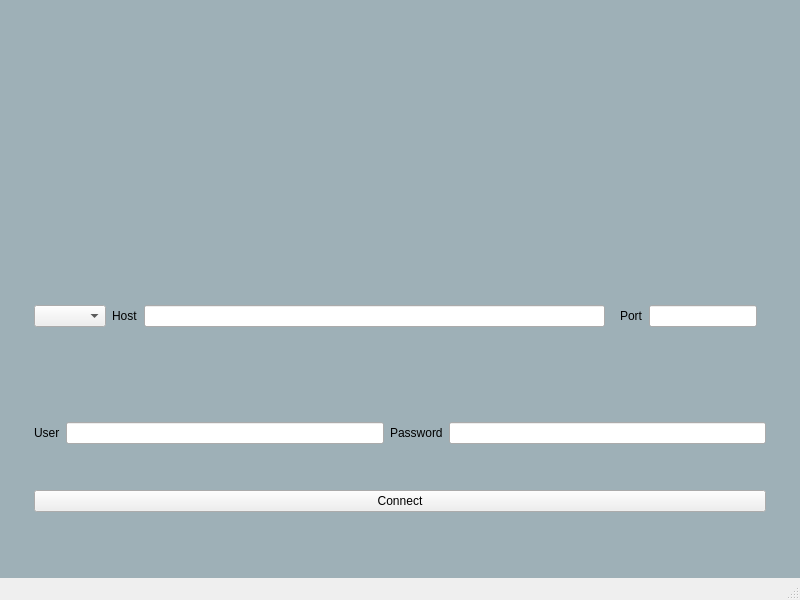
Qt form src/ui/mainwindow.ui (vsokolov00/mqtt-explorer) before a commit.
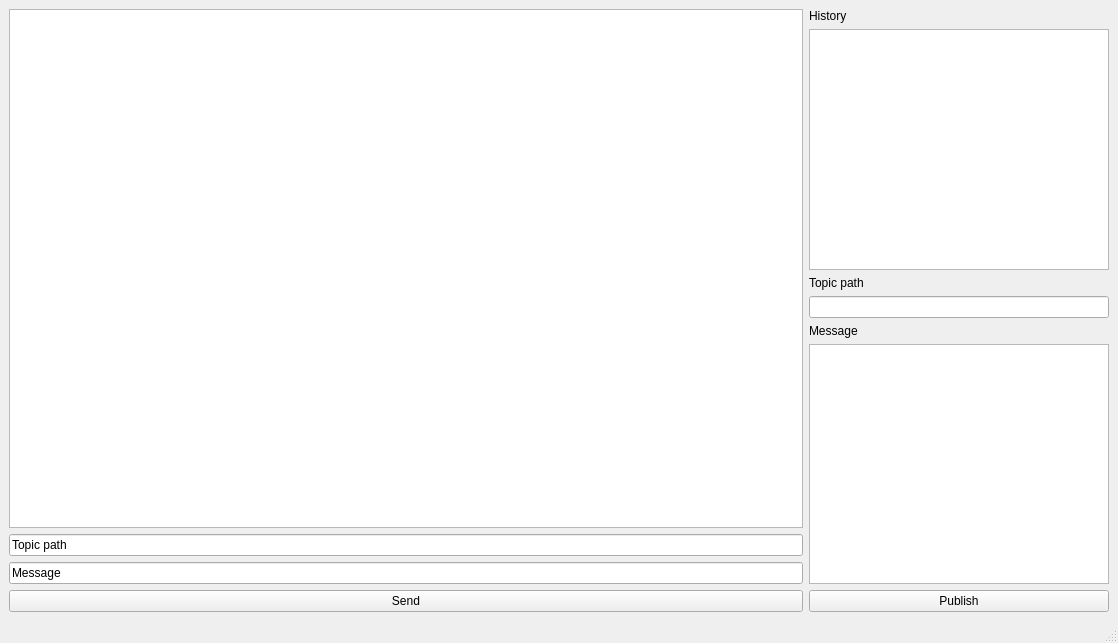
The same form after that commit. Icons and pictures are not drawn.

```diff
--- a/src/ui/mainwindow.ui
+++ b/src/ui/mainwindow.ui
@@ -6,216 +6,137 @@
    <rect>
     <x>0</x>
     <y>0</y>
-    <width>800</width>
-    <height>600</height>
+    <width>1118</width>
+    <height>643</height>
    </rect>
   </property>
   <property name="windowTitle">
    <string>MainWindow</string>
   </property>
-  <property name="styleSheet">
-   <string notr="true">#centralwidget {background: rgba(32, 80, 96, 100); }</string>
-  </property>
   <widget class="QWidget" name="centralwidget">
-   <layout class="QVBoxLayout" name="verticalLayout">
-    <item>
-     <spacer name="verticalSpacer_2">
-      <property name="orientation">
-       <enum>Qt::Vertical</enum>
-      </property>
-      <property name="sizeType">
-       <enum>QSizePolicy::Fixed</enum>
-      </property>
-      <property name="sizeHint" stdset="0">
-       <size>
-        <width>20</width>
-        <height>10</height>
-       </size>
-      </property>
-     </spacer>
-    </item>
-    <item>
-     <layout class="QHBoxLayout" name="horizontalLayout">
-      <property name="leftMargin">
-       <number>0</number>
-      </property>
-      <property name="topMargin">
-       <number>0</number>
-      </property>
-      <item>
-       <widget class="QLabel" name="logo">
-        <property name="sizePolicy">
-         <sizepolicy hsizetype="Fixed" vsizetype="Fixed">
-          <horstretch>0</horstretch>
-          <verstretch>0</verstretch>
-         </sizepolicy>
-        </property>
-        <property name="minimumSize">
-         <size>
-          <width>600</width>
-          <height>150</height>
-         </size>
-        </property>
-        <property name="styleSheet">
-         <string notr="true">border-image: url(:/images/mqtt-logo.png);
-</string>
-        </property>
-        <property name="text">
-         <string/>
-        </property>
-       </widget>
-      </item>
-     </layout>
-    </item>
-    <item>
-     <spacer name="verticalSpacer_3">
-      <property name="orientation">
-       <enum>Qt::Vertical</enum>
-      </property>
-      <property name="sizeType">
-       <enum>QSizePolicy::Fixed</enum>
-      </property>
-      <property name="sizeHint" stdset="0">
-       <size>
-        <width>20</width>
-        <height>40</height>
-       </size>
-      </property>
-     </spacer>
-    </item>
-    <item>
-     <layout class="QHBoxLayout" name="horizontalLayout_2">
-      <property name="topMargin">
-       <number>0</number>
-      </property>
-      <item>
-       <widget class="QWidget" name="loginForm" native="true">
-        <property name="sizePolicy">
-         <sizepolicy hsizetype="Fixed" vsizetype="Fixed">
-          <horstretch>0</horstretch>
-          <verstretch>0</verstretch>
-         </sizepolicy>
-        </property>
-        <property name="minimumSize">
-         <size>
-          <width>750</width>
-          <height>200</height>
-         </size>
-        </property>
         <layout class="QVBoxLayout" name="verticalLayout_2">
+    <item>
+     <layout class="QHBoxLayout" name="horizontalLayout">
          <property name="topMargin">
-          <number>1</number>
-         </property>
-         <property name="bottomMargin">
-          <number>1</number>
+       <number>0</number>
+      </property>
+      <item>
+       <layout class="QVBoxLayout" name="tree">
+        <property name="leftMargin">
+         <number>0</number>
          </property>
          <item>
-          <layout class="QHBoxLayout" name="horizontalLayout_3">
+         <widget class="QTreeView" name="messageList">
+          <property name="sizeAdjustPolicy">
+           <enum>QAbstractScrollArea::AdjustToContentsOnFirstShow</enum>
+          </property>
+          <attribute name="headerCascadingSectionResizes">
+           <bool>true</bool>
+          </attribute>
+         </widget>
+        </item>
            <item>
-            <widget class="QComboBox" name="protocol"/>
-           </item>
+         <widget class="QLineEdit" name="topic">
+          <property name="text">
+           <string>Topic path</string>
+          </property>
+         </widget>
+        </item>
+        <item>
+         <widget class="QLineEdit" name="message">
+          <property name="text">
+           <string>Message</string>
+          </property>
+         </widget>
+        </item>
+        <item>
+         <widget class="QPushButton" name="pushButton_3">
+          <property name="text">
+           <string>Send</string>
+          </property>
+         </widget>
+        </item>
+       </layout>
+      </item>
+      <item>
+       <layout class="QVBoxLayout" name="verticalLayout_5">
+        <property name="leftMargin">
+         <number>0</number>
+        </property>
            <item>
             <widget class="QLabel" name="label">
              <property name="text">
-              <string>Host</string>
+           <string>History</string>
              </property>
             </widget>
            </item>
            <item>
-            <widget class="QLineEdit" name="host"/>
-           </item>
-           <item>
-            <widget class="QWidget" name="horizontalWidget_4" native="true">
+         <widget class="QListWidget" name="listWidget">
              <property name="sizePolicy">
-              <sizepolicy hsizetype="Fixed" vsizetype="Fixed">
+           <sizepolicy hsizetype="Preferred" vsizetype="Expanding">
                <horstretch>0</horstretch>
                <verstretch>0</verstretch>
               </sizepolicy>
              </property>
              <property name="minimumSize">
+           <size>
+            <width>300</width>
+            <height>0</height>
+           </size>
+          </property>
+          <property name="maximumSize">
               <size>
                <width>100</width>
-               <height>200</height>
-              </size>
-             </property>
-             <layout class="QHBoxLayout" name="horizontalLayout_5">
+            <height>16777215</height>
+           </size>
+          </property>
+         </widget>
+        </item>
               <item>
                <widget class="QLabel" name="label_2">
                 <property name="text">
-                 <string>Port</string>
+           <string>Topic path</string>
                 </property>
                </widget>
               </item>
               <item>
-               <widget class="QLineEdit" name="port"/>
-              </item>
-             </layout>
-            </widget>
-           </item>
-          </layout>
-         </item>
-         <item>
-          <layout class="QHBoxLayout" name="horizontalLayout_7">
+         <widget class="QLineEdit" name="path">
+          <property name="sizePolicy">
+           <sizepolicy hsizetype="Minimum" vsizetype="Fixed">
+            <horstretch>0</horstretch>
+            <verstretch>0</verstretch>
+           </sizepolicy>
+          </property>
+         </widget>
+        </item>
            <item>
             <widget class="QLabel" name="label_3">
              <property name="text">
-              <string>User</string>
+           <string>Message</string>
              </property>
             </widget>
            </item>
            <item>
-            <widget class="QLineEdit" name="user"/>
-           </item>
-           <item>
-            <widget class="QLabel" name="label_4">
-             <property name="text">
-              <string>Password</string>
+         <widget class="QPlainTextEdit" name="msg_to_publish">
+          <property name="sizePolicy">
+           <sizepolicy hsizetype="Minimum" vsizetype="Expanding">
+            <horstretch>0</horstretch>
+            <verstretch>0</verstretch>
+           </sizepolicy>
              </property>
             </widget>
            </item>
            <item>
-            <widget class="QLineEdit" name="password"/>
-           </item>
-          </layout>
-         </item>
-         <item>
-          <spacer name="verticalSpacer_4">
-           <property name="orientation">
-            <enum>Qt::Vertical</enum>
-           </property>
-           <property name="sizeHint" stdset="0">
-            <size>
-             <width>20</width>
-             <height>40</height>
-            </size>
-           </property>
-          </spacer>
-         </item>
-         <item>
-          <widget class="QPushButton" name="connect">
+         <widget class="QPushButton" name="pushButton">
            <property name="text">
-            <string>Connect</string>
+           <string>Publish</string>
            </property>
           </widget>
          </item>
         </layout>
-       </widget>
       </item>
      </layout>
     </item>
-    <item>
-     <spacer name="verticalSpacer">
-      <property name="orientation">
-       <enum>Qt::Vertical</enum>
-      </property>
-      <property name="sizeHint" stdset="0">
-       <size>
-        <width>20</width>
-        <height>40</height>
-       </size>
-      </property>
-     </spacer>
-    </item>
    </layout>
   </widget>
   <widget class="QMenuBar" name="menubar">
```
Left out of the diff: 4 changed lines with no effect on the pictures. Lines whose indentation alone changed are shown as unchanged.
